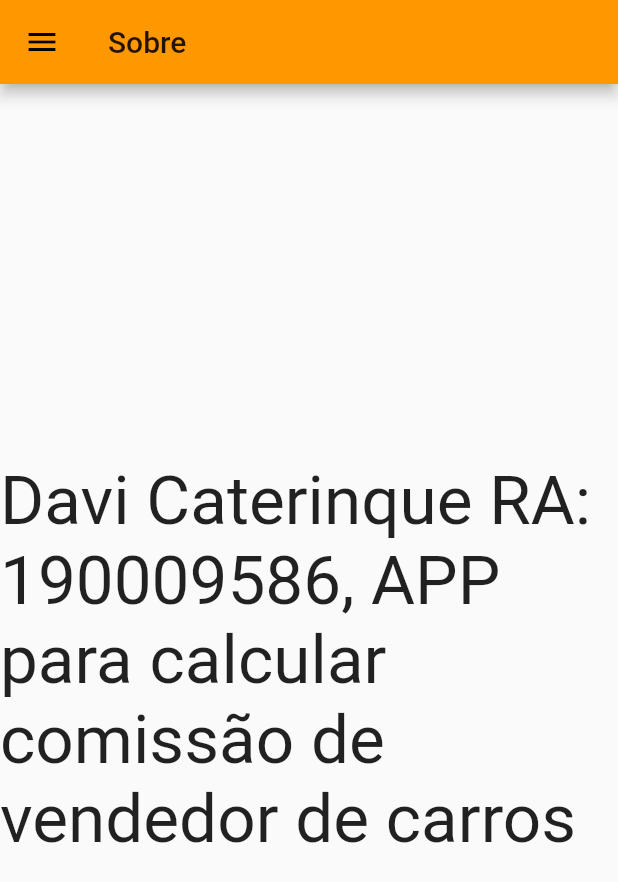
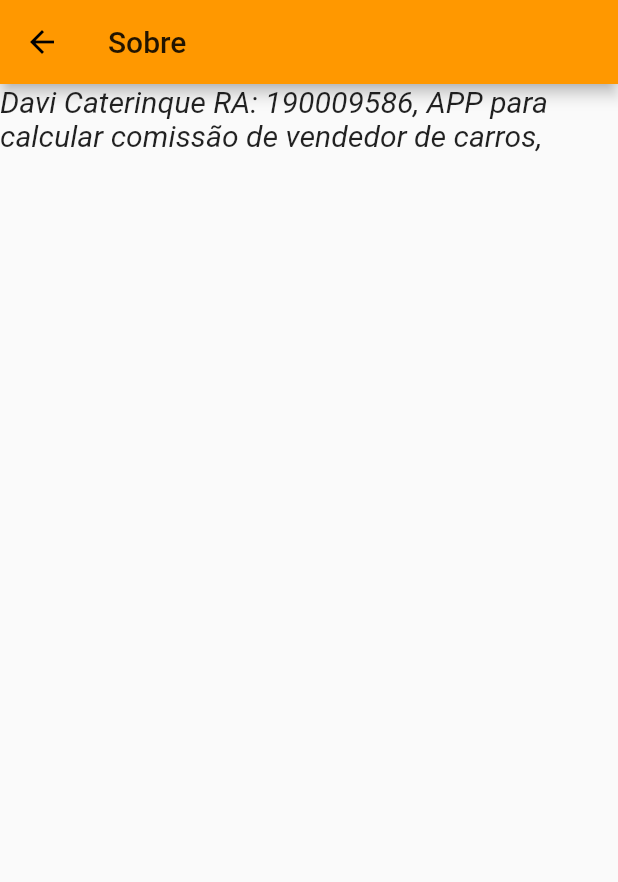
Before and after one commit to davicaterinque/provaono, a Flutter app: the screen it shows after launch, in the side drawer, after a tap on "Sobre", on a phone screen of 412 x 824 dp. Shown: the top 882 px of the screen. Run offline on Flutter 3.47's test engine with Material 2 defaults, Android fonts, the phone set to English and light mode, and no system bars.

Commit message:
Update main.dart

```diff
--- a/lib/main.dart
+++ b/lib/main.dart
@@ -409,15 +409,8 @@ class _TelaSobreState extends State<TelaSobre> {
   Widget build(BuildContext context) {
     return Scaffold(
       appBar: AppBar(title: Text("Sobre")),
-
-      drawer: Drawer(),
-      body: Center(
-        child: Container(
-          child: Text('Davi Caterinque RA: 190009586, APP para calcular comissão de vendedor de carros ', style: TextStyle(fontSize: 45),),
-
-        ),
-      ),
-    );
+      body: Text("Davi Caterinque RA: 190009586, APP para calcular comissão de vendedor de carros,",style: TextStyle(fontSize: 20, fontStyle: FontStyle.italic)),
+      );
   }
 }
 
```
